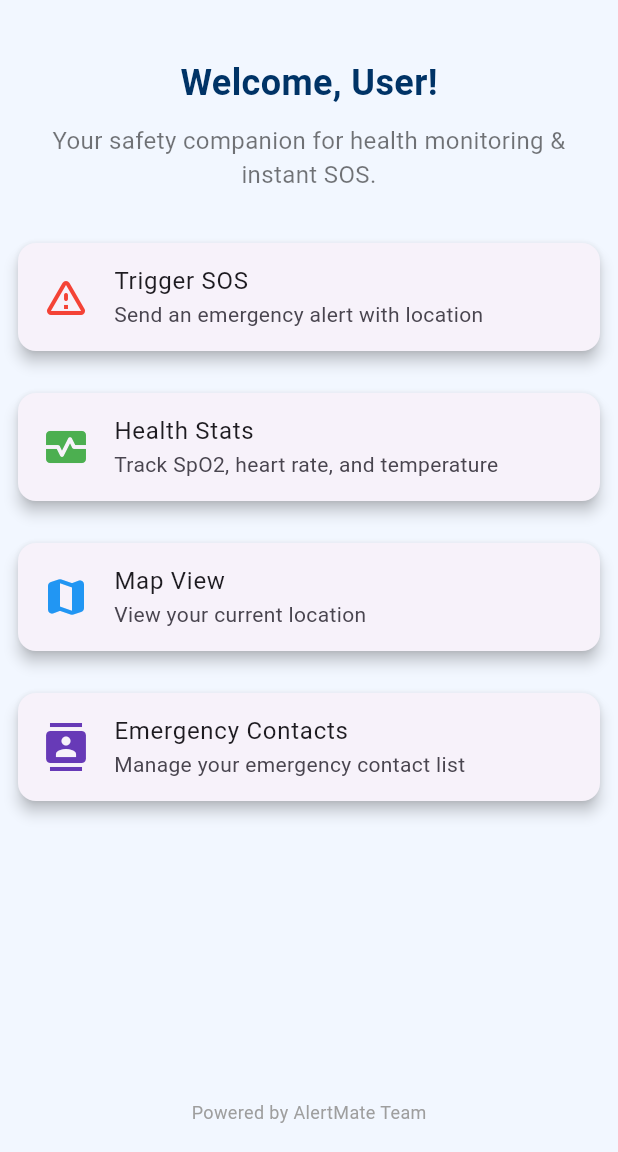
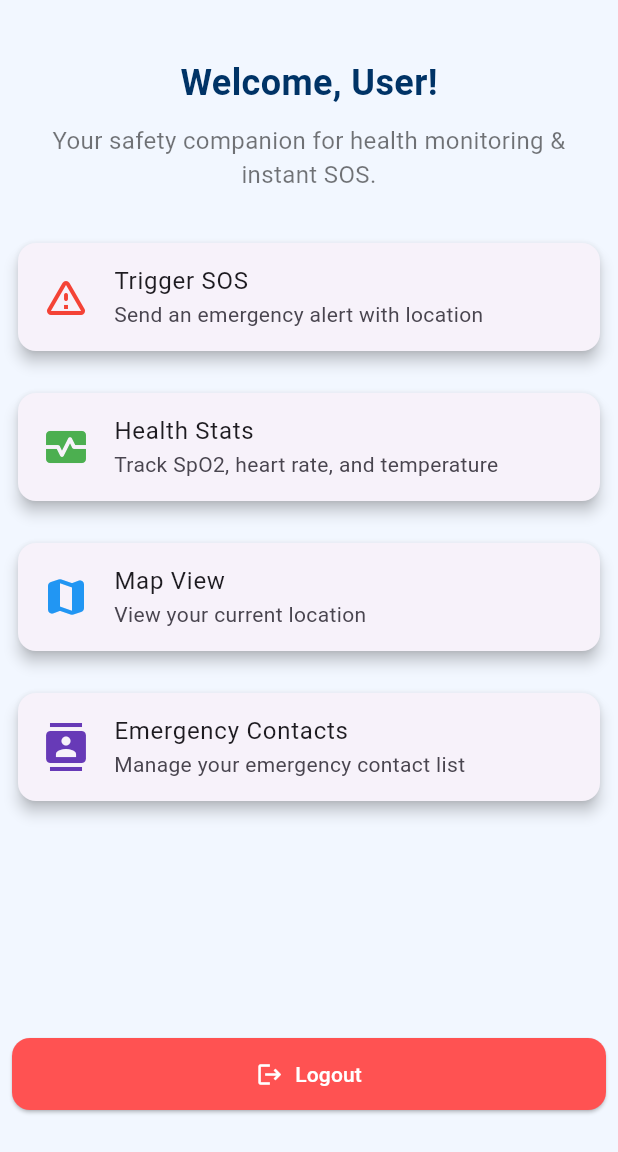
Before and after one commit to sinch-billava935/AlertMate-360, a Flutter app: the HomeScreen screen opened directly, on a phone screen of 412 x 824 dp, the part 84-1236 px from its top. Run offline on Flutter 3.47's test engine with Material 3 defaults, Android fonts, the light colour scheme and no system bars; our stand-ins replace cloud_firestore, firebase_auth, firebase_core, google_maps_flutter, location; accounts and stored records are empty.

Commit message:
logout button added

```diff
--- a/lib/screens/home_screen.dart
+++ b/lib/screens/home_screen.dart
@@ -1,8 +1,10 @@
-import 'package:alertmate360/screens/emergency_contacts_screen.dart';
+import 'package:firebase_auth/firebase_auth.dart';
 import 'package:flutter/material.dart';
 import 'sos_screen.dart';
 import 'health_stats_screen.dart';
 import 'map_screen.dart';
+import 'emergency_contacts_screen.dart';
+import 'login_screen.dart';
 
 class HomeScreen extends StatelessWidget {
   @override
@@ -35,6 +37,7 @@ class HomeScreen extends StatelessWidget {
               style: TextStyle(fontSize: 16, color: Colors.black54),
             ),
             SizedBox(height: 30),
+
             // SOS Feature Card
             Card(
               elevation: 4,
@@ -58,6 +61,7 @@ class HomeScreen extends StatelessWidget {
               ),
             ),
             SizedBox(height: 20),
+
             // Health Stats Feature Card
             Card(
               elevation: 4,
@@ -81,6 +85,7 @@ class HomeScreen extends StatelessWidget {
               ),
             ),
             SizedBox(height: 20),
+
             // Map Feature Card
             Card(
               elevation: 4,
@@ -100,6 +105,7 @@ class HomeScreen extends StatelessWidget {
               ),
             ),
             SizedBox(height: 20),
+
             // Emergency Contacts Feature Card
             Card(
               elevation: 4,
@@ -125,12 +131,32 @@ class HomeScreen extends StatelessWidget {
               ),
             ),
             SizedBox(height: 20),
+
             Spacer(),
-            Text(
-              "Powered by AlertMate Team",
-              style: TextStyle(fontSize: 12, color: Colors.grey),
+
+            // Logout Button
+            SizedBox(
+              width: double.infinity,
+              child: ElevatedButton.icon(
+                icon: Icon(Icons.logout, color: Colors.white),
+                label: Text("Logout", style: TextStyle(color: Colors.white)),
+                style: ElevatedButton.styleFrom(
+                  backgroundColor: Colors.redAccent,
+                  padding: EdgeInsets.symmetric(vertical: 14),
+                  shape: RoundedRectangleBorder(
+                    borderRadius: BorderRadius.circular(12),
+                  ),
+                ),
+                onPressed: () async {
+                  await FirebaseAuth.instance.signOut();
+                  Navigator.pushReplacement(
+                    context,
+                    MaterialPageRoute(builder: (_) => LoginScreen()),
+                  );
+                },
+              ),
             ),
-            SizedBox(height: 10),
+            SizedBox(height: 20),
           ],
         ),
       ),
--- /dev/null
+++ b/lib/widgets/logout_button.dart
@@ -0,0 +1,33 @@
+// lib/widgets/logout_button.dart
+
+import 'package:firebase_auth/firebase_auth.dart';
+import 'package:flutter/material.dart';
+
+class LogoutButton extends StatelessWidget {
+  const LogoutButton({Key? key}) : super(key: key);
+
+  Future<void> _logout(BuildContext context) async {
+    try {
+      await FirebaseAuth.instance.signOut();
+      Navigator.of(context).pushReplacementNamed('/login');
+    } catch (e) {
+      ScaffoldMessenger.of(context).showSnackBar(
+        SnackBar(content: Text('Failed to logout: ${e.toString()}')),
+      );
+    }
+  }
+
+  @override
+  Widget build(BuildContext context) {
+    return ElevatedButton.icon(
+      onPressed: () => _logout(context),
+      icon: Icon(Icons.logout, color: Colors.white),
+      label: Text('Logout', style: TextStyle(color: Colors.white)),
+      style: ElevatedButton.styleFrom(
+        backgroundColor: Colors.red,
+        padding: EdgeInsets.symmetric(vertical: 12, horizontal: 20),
+        shape: RoundedRectangleBorder(borderRadius: BorderRadius.circular(10)),
+      ),
+    );
+  }
+}
```
Also changed, not shown: lib/main.dart (+13 -2 lines).
